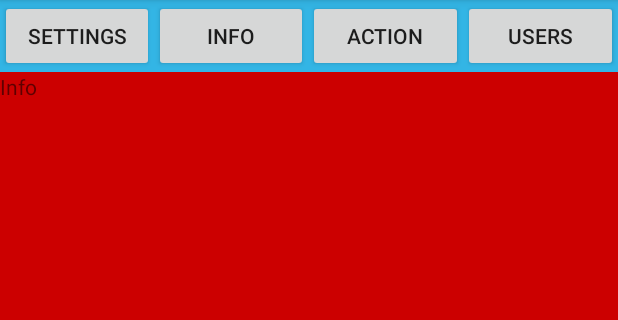
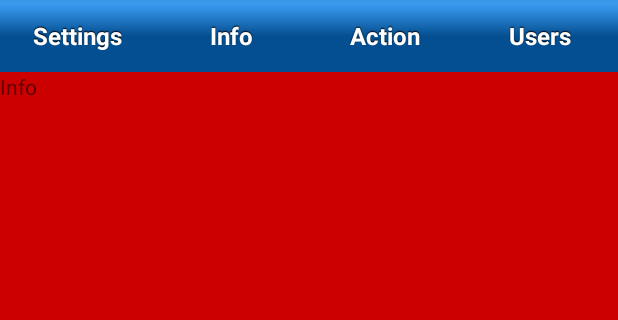
Before and after one commit to vadimtimi/AndroidBase, an Android app: the screen it shows after launch (FrmMain), on a phone screen of 412 x 824 dp, the part 84-404 px from its top. Run offline under Robolectric (Android 15) with nearby library versions, the phone set to English and light mode, and no system bars; libraries missing offline, so code that uses them is left out: com.pengrad.telegrambot.

Commit message:
Andro Home 07

```diff
--- a/app/src/main/java/com/refresh/pos/telegabot/FrmMain.java
+++ b/app/src/main/java/com/refresh/pos/telegabot/FrmMain.java
@@ -20,10 +20,10 @@ public class FrmMain extends AppCompatActivity implements paramSettings   {
     public static String telegrammToken;
     public static String telegrammUser;
 
-    SettingsFragment  fragSetting;
-    InfoFragment  fragInfo;
-    ActionFragment fragAction;
-    UsersListFragment fragLoadUsers;
+    private SettingsFragment  fragSetting;
+    private InfoFragment  fragInfo;
+    private ActionFragment fragAction;
+    private UsersListFragment fragLoadUsers;
 
     private int REQCODESETTINGS = 1;
 
--- a/app/src/main/java/com/refresh/pos/telegabot/UsersListFragment.java
+++ b/app/src/main/java/com/refresh/pos/telegabot/UsersListFragment.java
@@ -18,7 +18,7 @@ import java.util.ArrayList;
 import java.util.List;
 
 public class UsersListFragment extends Fragment {
-    List<Users> users = new ArrayList<>();
+    private List<Users> users = new ArrayList<>();
 
     @Override
     public View onCreateView(LayoutInflater inflater, ViewGroup container, Bundle savedInstanceState) {
@@ -50,6 +50,7 @@ public class UsersListFragment extends Fragment {
         }
         return data;
     }
+
     public class CustomAdapter extends RecyclerView.Adapter<CustomAdapter.ViewHolder> {
         private List<String> data;
         public CustomAdapter (List<String> data){
--- a/app/src/main/res/drawable/button.xml
+++ b/app/src/main/res/drawable/button.xml
@@ -11,4 +11,18 @@
                 android:valueTo="4dp"
                 android:valueType="floatType"/>
         </set>
-    </
+    </item>
+    <item android:state_enabled="true">
+        <set>
+            <objectAnimator android:propertyName="translationZ"
+                android:duration="120"
+                android:valueTo="4dp"
+                android:startDelay="80"
+                android:valueType="floatType"/>
+            <objectAnimator android:propertyName="elevation"
+                android:duration="120"
+                android:valueTo="2dp"
+                android:valueType="floatType" />
+        </set>
+    </item>
+</selector>
--- a/app/src/main/res/drawable/circle.xml
+++ b/app/src/main/res/drawable/circle.xml
@@ -1,4 +1,9 @@
 <?xml version="1.0" encoding="utf-8"?>
 <selector xmlns:android="http://schemas.android.com/apk/res/android">
-
+    <item>
+        <shape android:shape="rectangle">
+            <solid android:color="@color/OurBlue" />
+            <size android:width="5dp" android:height="5dp" />
+        </shape>
+    </item>
 </selector>
--- a/app/src/main/res/drawable/gradient.xml
+++ b/app/src/main/res/drawable/gradient.xml
@@ -2,8 +2,8 @@
     xmlns:android="http://schemas.android.com/apk/res/android"
     android:shape="rectangle">
     <gradient
-        android:startColor="#5FADF3"
-        android:centerColor="#DAEBFF"
-        android:endColor="#5FADF3"
+        android:startColor="#044F91"
+        android:centerColor="#044F91"
+        android:endColor="#42A6FF"
         android:angle="90" />
 </shape>
--- a/app/src/main/res/layout/frm_main.xml
+++ b/app/src/main/res/layout/frm_main.xml
@@ -21,33 +21,41 @@
 
             <Button
                 android:id="@+id/btn_setting"
+                style="@style/button"
                 android:layout_width="0dp"
                 android:layout_height="wrap_content"
                 android:layout_weight="1"
+                android:background="@drawable/gradient"
                 android:onClick="onClickSettings"
                 android:text="@string/settings" />
 
             <Button
                 android:id="@+id/btn_second"
+                style="@style/button"
                 android:layout_width="0dp"
                 android:layout_height="wrap_content"
                 android:layout_weight="1"
+                android:background="@drawable/gradient"
                 android:onClick="onClickInfo"
                 android:text="@string/info" />
 
             <Button
                 android:id="@+id/btn_action"
+                style="@style/button"
                 android:layout_width="0dp"
                 android:layout_height="wrap_content"
                 android:layout_weight="1"
+                android:background="@drawable/gradient"
                 android:onClick="onClickAction"
                 android:text="@string/action" />
 
             <Button
                 android:id="@+id/btn_users"
+                style="@style/button"
                 android:layout_width="0dp"
                 android:layout_height="wrap_content"
                 android:layout_weight="1"
+                android:background="@drawable/gradient"
                 android:onClick="onClickUsers"
                 android:text="@string/users" />
 
--- a/app/src/main/res/values/colors.xml
+++ b/app/src/main/res/values/colors.xml
@@ -3,4 +3,5 @@
     <color name="colorPrimary">#3F51B5</color>
     <color name="colorPrimaryDark">#673AB7</color>
     <color name="colorAccent">#D81B60</color>
+    <color name="OurBlue">#FFC107</color>
 </resources>
--- a/app/src/main/res/values/styles.xml
+++ b/app/src/main/res/values/styles.xml
@@ -8,4 +8,18 @@
         <item name="colorAccent">@color/colorAccent</item>
     </style>
 
+    <style name="button" parent="@android:style/Widget.Button">
+        <item name="android:gravity">center_vertical|center_horizontal</item>
+        <item name="android:textColor">#FFFFFFFF</item>
+        <item name="android:shadowColor">#FF000000</item>
+        <item name="android:shadowDx">0</item>
+        <item name="android:shadowDy">-1</item>
+        <item name="android:shadowRadius">0.2</item>
+        <item name="android:textSize">16dip</item>
+        <item name="android:textStyle">bold</item>
+        <item name="android:background">@drawable/button</item>
+        <item name="android:focusable">true</item>
+        <item name="android:clickable">true</item>
+    </style>
+
 </resources>
```
